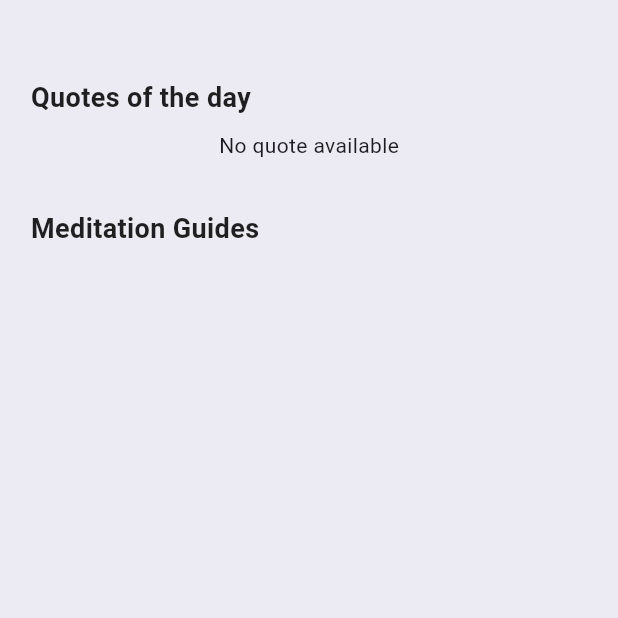
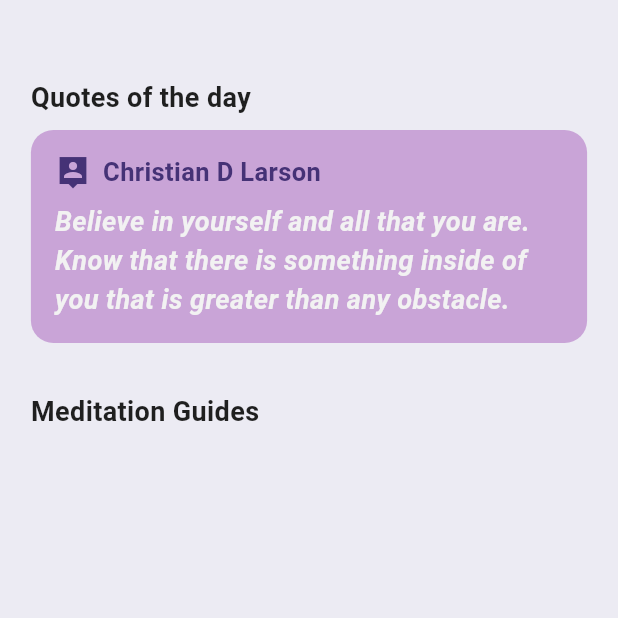
Before and after one commit to yjia28tan/EmoSense-Application, a Flutter app: the DiscoverPage screen opened directly, on a phone screen of 412 x 824 dp, the top half of it. Run offline on Flutter 3.47's test engine with Material 3 defaults, Android fonts, the phone set to English and light mode, and no system bars; our stand-ins replace camera, cloud_firestore, firebase_auth, firebase_core, fl_chart, flutter_dotenv and 3 more; missing offline and left inert: tflite_flutter; accounts and stored records are empty; network calls fail.

Commit message:
Update discover_page.dart
update quotes display

```diff
--- a/EmoSense/lib/pages/discover_page.dart
+++ b/EmoSense/lib/pages/discover_page.dart
@@ -74,7 +74,7 @@ class _DiscoverPageState extends State<DiscoverPage> {
                                 SizedBox(width: 8.0), // Add some space between the icon and the text
                                 Flexible(
                                   child: Text(
-                                    ' ${quote?.author ?? 'Unknown'}',
+                                    ' ${quote?.author ?? 'Leo Tolstoy'}',
                                     style: GoogleFonts.leagueSpartan(
                                       color: AppColors.darkPurpleColor,
                                       fontSize: 17,
@@ -89,7 +89,7 @@ class _DiscoverPageState extends State<DiscoverPage> {
                           ),
                           SizedBox(height: 8.0),
                           Text(
-                            quote?.content ?? 'No quote available',
+                            quote?.content ?? 'Trust yourself. You’ve survived a lot, and you’ll survive whatever is coming.',
                             style: GoogleFonts.leagueSpartan(
                                 color: Color(0xFFF2F2F2),
                                 fontSize: 18,
@@ -100,7 +100,49 @@ class _DiscoverPageState extends State<DiscoverPage> {
                       ),
                     );
                   } else {
-                    return Text('No quote available');
+                    return Container(
+                      decoration: BoxDecoration(
+                        color: AppColors.upBackgroundColor, // Background color
+                        borderRadius: BorderRadius.circular(15.0),
+                      ),
+                      padding: const EdgeInsets.all(16.0),
+                      child: Column(
+                        children: [
+                          Container(
+                            child: Row(
+                              children: [
+                                const Icon(
+                                    Icons.person_pin_sharp,
+                                    color: AppColors.darkPurpleColor
+                                ),
+                                SizedBox(width: 8.0), // Add some space between the icon and the text
+                                Flexible(
+                                  child: Text(
+                                    'Christian D Larson',
+                                    style: GoogleFonts.leagueSpartan(
+                                      color: AppColors.darkPurpleColor,
+                                      fontSize: 17,
+                                      fontWeight: FontWeight.bold,
+                                    ),
+                                    maxLines: 2, // Allow the text to wrap into two lines if needed
+                                    overflow: TextOverflow.ellipsis, // Optional: adds an ellipsis if the text is too long
+                                  ),
+                                ),
+                              ],
+                            ),
+                          ),
+                          SizedBox(height: 8.0),
+                          Text(
+                            'Believe in yourself and all that you are. Know that there is something inside of you that is greater than any obstacle.',
+                            style: GoogleFonts.leagueSpartan(
+                                color: Color(0xFFF2F2F2),
+                                fontSize: 18,
+                                fontWeight: FontWeight.bold,
+                                fontStyle: FontStyle.italic),
+                          ),
+                        ],
+                      ),
+                    );
                   }
                 },
               ),
```
